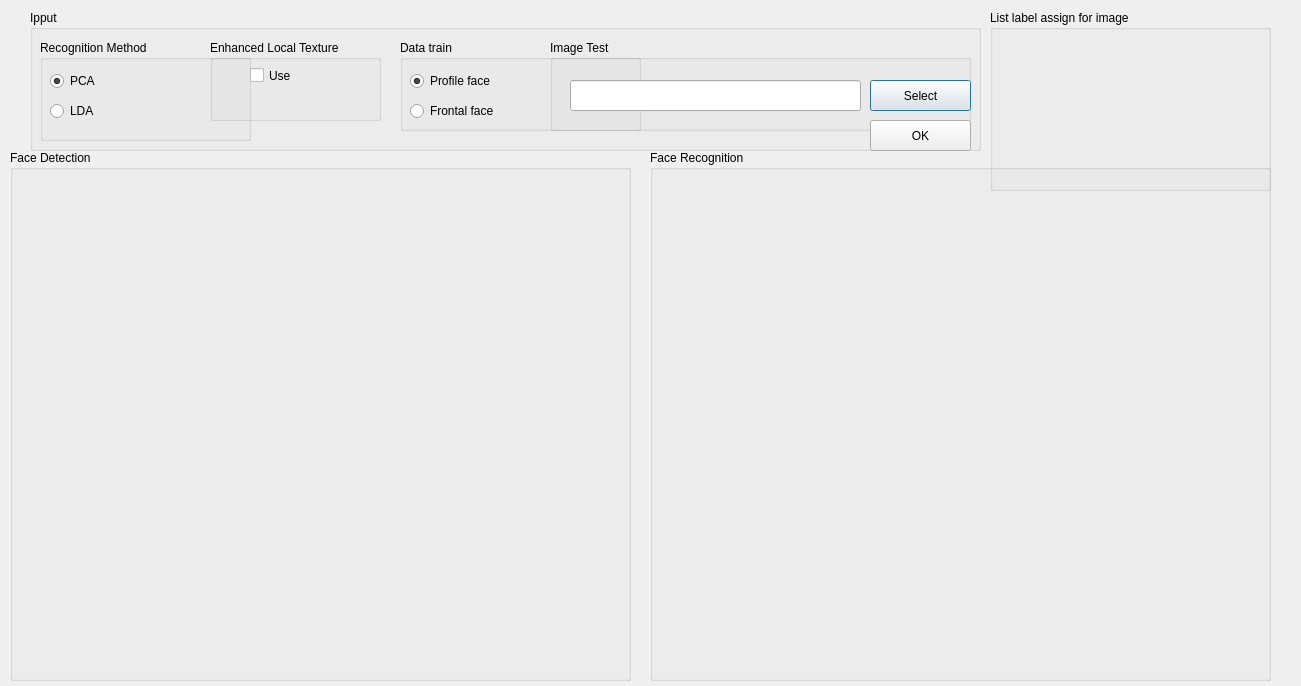
First picture: the form in mainscreen.ui, repository tabk30/FaceRecognition, before the edit.
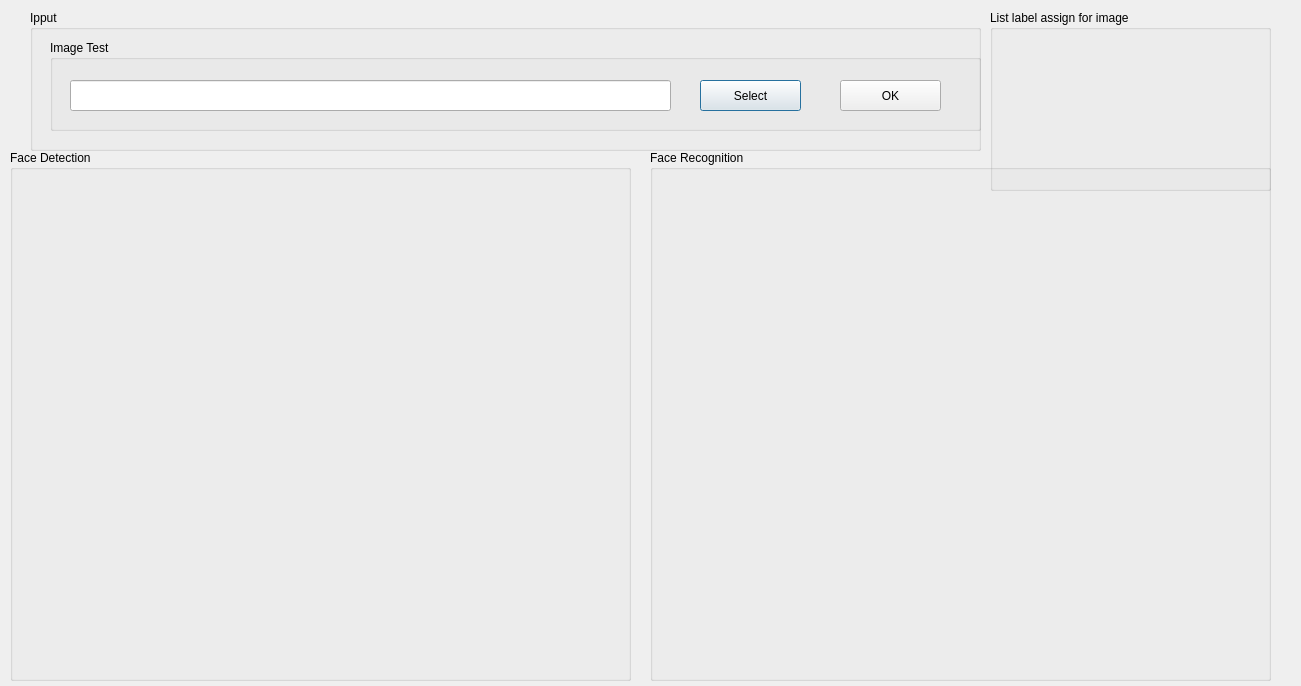
Second picture: the form after the edit.

What changed in the file:
```diff
--- a/mainscreen.ui
+++ b/mainscreen.ui
@@ -31,128 +31,12 @@
    <property name="checkable">
     <bool>false</bool>
    </property>
-   <widget class="QGroupBox" name="method">
-    <property name="enabled">
-     <bool>true</bool>
-    </property>
-    <property name="geometry">
-     <rect>
-      <x>10</x>
-      <y>30</y>
-      <width>211</width>
-      <height>101</height>
-     </rect>
-    </property>
-    <property name="title">
-     <string>Recognition Method</string>
-    </property>
-    <widget class="QRadioButton" name="pca">
-     <property name="geometry">
-      <rect>
-       <x>10</x>
-       <y>30</y>
-       <width>91</width>
-       <height>22</height>
-      </rect>
-     </property>
-     <property name="text">
-      <string>PCA</string>
-     </property>
-     <property name="checked">
-      <bool>true</bool>
-     </property>
-    </widget>
-    <widget class="QRadioButton" name="lda">
-     <property name="geometry">
-      <rect>
-       <x>10</x>
-       <y>60</y>
-       <width>116</width>
-       <height>22</height>
-      </rect>
-     </property>
-     <property name="text">
-      <string>LDA</string>
-     </property>
-     <property name="checked">
-      <bool>false</bool>
-     </property>
-    </widget>
-   </widget>
-   <widget class="QGroupBox" name="groupBox">
-    <property name="geometry">
-     <rect>
-      <x>370</x>
-      <y>30</y>
-      <width>241</width>
-      <height>91</height>
-     </rect>
-    </property>
-    <property name="title">
-     <string>Data train</string>
-    </property>
-    <widget class="QRadioButton" name="profile_face">
-     <property name="geometry">
-      <rect>
-       <x>10</x>
-       <y>30</y>
-       <width>116</width>
-       <height>22</height>
-      </rect>
-     </property>
-     <property name="text">
-      <string>Profile face</string>
-     </property>
-     <property name="checked">
-      <bool>true</bool>
-     </property>
-    </widget>
-    <widget class="QRadioButton" name="fronta_face">
-     <property name="geometry">
-      <rect>
-       <x>10</x>
-       <y>60</y>
-       <width>116</width>
-       <height>22</height>
-      </rect>
-     </property>
-     <property name="text">
-      <string>Frontal face</string>
-     </property>
-    </widget>
-   </widget>
-   <widget class="QGroupBox" name="groupBox_3">
-    <property name="geometry">
-     <rect>
-      <x>180</x>
-      <y>30</y>
-      <width>171</width>
-      <height>81</height>
-     </rect>
-    </property>
-    <property name="title">
-     <string>Enhanced Local Texture </string>
-    </property>
-    <widget class="QCheckBox" name="use_ELT">
-     <property name="geometry">
-      <rect>
-       <x>40</x>
-       <y>20</y>
-       <width>97</width>
-       <height>31</height>
-      </rect>
-     </property>
-     <property name="text">
-      <string>Use</string>
-     </property>
-    </widget>
-   </widget>
    <widget class="QGroupBox" name="groupBox_2">
     <property name="geometry">
      <rect>
-      <x>520</x>
+      <x>20</x>
       <y>30</y>
-      <width>421</width>
+      <width>931</width>
       <height>91</height>
      </rect>
     </property>
@@ -164,7 +48,7 @@
       <rect>
        <x>20</x>
        <y>40</y>
-       <width>291</width>
+       <width>601</width>
        <height>31</height>
       </rect>
      </property>
@@ -172,7 +56,7 @@
     <widget class="QPushButton" name="brow">
      <property name="geometry">
       <rect>
-       <x>320</x>
+       <x>650</x>
        <y>40</y>
        <width>101</width>
        <height>31</height>
@@ -182,19 +66,19 @@
       <string>Select</string>
      </property>
     </widget>
-   </widget>
-   <widget class="QPushButton" name="OK">
-    <property name="geometry">
-     <rect>
-      <x>840</x>
-      <y>110</y>
-      <width>101</width>
-      <height>31</height>
-     </rect>
-    </property>
-    <property name="text">
-     <string>OK</string>
-    </property>
+    <widget class="QPushButton" name="OK">
+     <property name="geometry">
+      <rect>
+       <x>790</x>
+       <y>40</y>
+       <width>101</width>
+       <height>31</height>
+      </rect>
+     </property>
+     <property name="text">
+      <string>OK</string>
+     </property>
+    </widget>
    </widget>
   </widget>
   <widget class="QGroupBox" name="ReSult">
```
